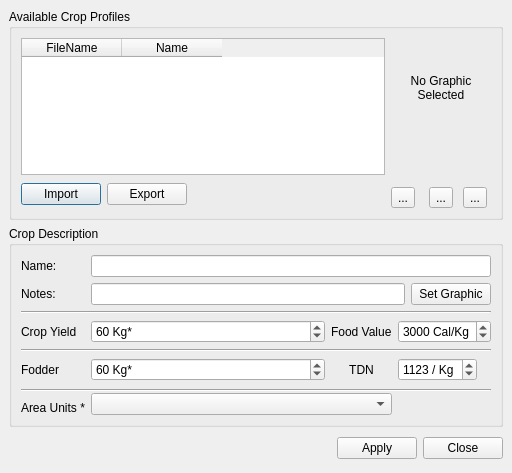
Above: src/ui/lacropmanagerbase.ui from arkygeek/landuseanalyst before the change. Below: the same form after it.
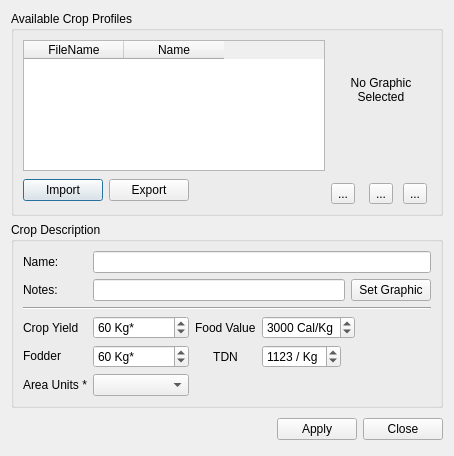
That is the form after the change. Icons and pictures are not drawn.

Commit message: adding a button to animal parameter form to open a utility form to help user convert data from numbers of animals in the assemblage data to a percentage of diet as relating to calories. Cleaned up a couple things in a few forms as well.

Patch:
```diff
--- a/src/ui/lacropmanagerbase.ui
+++ b/src/ui/lacropmanagerbase.ui
@@ -5,8 +5,8 @@
    <rect>
     <x>0</x>
     <y>0</y>
-    <width>512</width>
-    <height>473</height>
+    <width>454</width>
+    <height>456</height>
    </rect>
   </property>
   <property name="windowTitle" >
@@ -16,12 +16,6 @@
    <iconset resource="../resources/resources.qrc" >:/la_icon_small.png</iconset>
   </property>
   <layout class="QGridLayout" >
-   <property name="margin" >
-    <number>9</number>
-   </property>
-   <property name="spacing" >
-    <number>6</number>
-   </property>
    <item row="0" column="0" colspan="3" >
     <widget class="QGroupBox" name="grpProfiles" >
      <property name="title" >
@@ -31,7 +25,19 @@
       <property name="margin" >
        <number>9</number>
       </property>
-      <property name="spacing" >
+      <property name="topMargin" >
+       <number>9</number>
+      </property>
+      <property name="rightMargin" >
+       <number>9</number>
+      </property>
+      <property name="bottomMargin" >
+       <number>9</number>
+      </property>
+      <property name="horizontalSpacing" >
+       <number>6</number>
+      </property>
+      <property name="verticalSpacing" >
        <number>6</number>
       </property>
       <item rowspan="2" row="0" column="3" >
@@ -39,7 +45,19 @@
         <property name="margin" >
          <number>0</number>
         </property>
-        <property name="spacing" >
+        <property name="topMargin" >
+         <number>0</number>
+        </property>
+        <property name="rightMargin" >
+         <number>0</number>
+        </property>
+        <property name="bottomMargin" >
+         <number>0</number>
+        </property>
+        <property name="horizontalSpacing" >
+         <number>6</number>
+        </property>
+        <property name="verticalSpacing" >
          <number>6</number>
         </property>
         <item row="2" column="0" >
@@ -118,9 +136,7 @@
         <item row="0" column="0" colspan="3" >
          <widget class="QLabel" name="lblCropPix" >
           <property name="sizePolicy" >
-           <sizepolicy>
-            <hsizetype>0</hsizetype>
-            <vsizetype>0</vsizetype>
+           <sizepolicy vsizetype="Fixed" hsizetype="Fixed" >
             <horstretch>0</horstretch>
             <verstretch>0</verstretch>
            </sizepolicy>
@@ -151,9 +167,7 @@
       <item row="0" column="0" colspan="3" >
        <widget class="QTableWidget" name="tblCrops" >
         <property name="sizePolicy" >
-         <sizepolicy>
-          <hsizetype>7</hsizetype>
-          <vsizetype>7</vsizetype>
+         <sizepolicy vsizetype="Expanding" hsizetype="Expanding" >
           <horstretch>0</horstretch>
           <verstretch>0</verstretch>
          </sizepolicy>
@@ -240,65 +254,6 @@
      </layout>
     </widget>
    </item>
-   <item row="2" column="1" >
-    <widget class="QPushButton" name="pbnApply" >
-     <property name="toolTip" >
-      <string>&lt;html>&lt;head>&lt;meta name="qrichtext" content="1" />&lt;style type="text/css">
-p, li { white-space: pre-wrap; }
-&lt;/style>&lt;/head>&lt;body style=" font-family:'Sans Serif'; font-size:9pt; font-weight:400; font-style:normal; text-decoration:none;">
-&lt;p style=" margin-top:0px; margin-bottom:0px; margin-left:0px; margin-right:0px; -qt-block-indent:0; text-indent:0px;">Saves all settings&lt;/p>&lt;/body>&lt;/html></string>
-     </property>
-     <property name="whatsThis" >
-      <string>&lt;html>&lt;head>&lt;meta name="qrichtext" content="1" />&lt;style type="text/css">
-p, li { white-space: pre-wrap; }
-&lt;/style>&lt;/head>&lt;body style=" font-family:'Sans Serif'; font-size:9pt; font-weight:400; font-style:normal; text-decoration:none;">
-&lt;p style=" margin-top:0px; margin-bottom:0px; margin-left:0px; margin-right:0px; -qt-block-indent:0; text-indent:0px;">After completing all fields to define a crop, you &lt;span style=" font-weight:600;">MUST&lt;/span> click the Apply button to save it. The name does not have to be unique, as LandUse Analyst has a special way of saving crops to allow for duplicate crop names. It is helpful, however, to utilize the Notes field to distinguish between same-named crop definitions.&lt;/p>&lt;/body>&lt;/html></string>
-     </property>
-     <property name="text" >
-      <string>Apply</string>
-     </property>
-     <property name="checkable" >
-      <bool>false</bool>
-     </property>
-     <property name="flat" >
-      <bool>false</bool>
-     </property>
-    </widget>
-   </item>
-   <item row="2" column="2" >
-    <widget class="QPushButton" name="pbnClose" >
-     <property name="sizePolicy" >
-      <sizepolicy>
-       <hsizetype>1</hsizetype>
-       <vsizetype>0</vsizetype>
-       <horstretch>0</horstretch>
-       <verstretch>0</verstretch>
-      </sizepolicy>
-     </property>
-     <property name="toolTip" >
-      <string>&lt;html>&lt;head>&lt;meta name="qrichtext" content="1" />&lt;style type="text/css">
-p, li { white-space: pre-wrap; }
-&lt;/style>&lt;/head>&lt;body style=" font-family:'Sans Serif'; font-size:9pt; font-weight:400; font-style:normal; text-decoration:none;">
-&lt;p style=" margin-top:0px; margin-bottom:0px; margin-left:0px; margin-right:0px; -qt-block-indent:0; text-indent:0px;">&lt;span style=" font-weight:600; font-style:italic; color:#0000ff;">Have you applied your changes?&lt;/span>&lt;/p>&lt;/body>&lt;/html></string>
-     </property>
-     <property name="text" >
-      <string>Close</string>
-     </property>
-    </widget>
-   </item>
-   <item row="2" column="0" >
-    <spacer>
-     <property name="orientation" >
-      <enum>Qt::Horizontal</enum>
-     </property>
-     <property name="sizeHint" >
-      <size>
-       <width>31</width>
-       <height>31</height>
-      </size>
-     </property>
-    </spacer>
-   </item>
    <item row="1" column="0" colspan="3" >
     <widget class="QGroupBox" name="groupBoxPlantDescription" >
      <property name="whatsThis" >
@@ -312,13 +267,31 @@
       <string>Crop Description</string>
      </property>
      <layout class="QGridLayout" >
-      <property name="margin" >
-       <number>9</number>
-      </property>
-      <property name="spacing" >
-       <number>6</number>
-      </property>
-      <item row="1" column="1" colspan="3" >
+      <item row="0" column="0" >
+       <widget class="QLabel" name="label" >
+        <property name="text" >
+         <string>Name:</string>
+        </property>
+       </widget>
+      </item>
+      <item row="0" column="1" colspan="3" >
+       <widget class="QLineEdit" name="leName" >
+        <property name="whatsThis" >
+         <string>&lt;html>&lt;head>&lt;meta name="qrichtext" content="1" />&lt;style type="text/css">
+p, li { white-space: pre-wrap; }
+&lt;/style>&lt;/head>&lt;body style=" font-family:'Sans Serif'; font-size:9pt; font-weight:400; font-style:normal; text-decoration:none;">
+&lt;p style=" margin-top:0px; margin-bottom:0px; margin-left:0px; margin-right:0px; -qt-block-indent:0; text-indent:0px;">Enter the name of the crop you are defining in this field. You do not need a unique name. You can have, for example, 10 crops defined, all named "Wheat". LandUse Analyst uses a special method of saving the crops to eliminate the issue of duplicate filenames.&lt;/p>&lt;/body>&lt;/html></string>
+        </property>
+       </widget>
+      </item>
+      <item row="1" column="0" >
+       <widget class="QLabel" name="label_4" >
+        <property name="text" >
+         <string>Notes:</string>
+        </property>
+       </widget>
+      </item>
+      <item row="1" column="1" colspan="2" >
        <widget class="QLineEdit" name="leDescription" >
         <property name="whatsThis" >
          <string>&lt;html>&lt;head>&lt;meta name="qrichtext" content="1" />&lt;style type="text/css">
@@ -328,12 +301,10 @@
         </property>
        </widget>
       </item>
-      <item row="1" column="4" >
+      <item row="1" column="3" >
        <widget class="QPushButton" name="pbnCropPic" >
         <property name="sizePolicy" >
-         <sizepolicy>
-          <hsizetype>0</hsizetype>
-          <vsizetype>0</vsizetype>
+         <sizepolicy vsizetype="Fixed" hsizetype="Fixed" >
           <horstretch>0</horstretch>
           <verstretch>0</verstretch>
          </sizepolicy>
@@ -343,12 +314,38 @@
         </property>
        </widget>
       </item>
-      <item row="5" column="0" >
+      <item row="2" column="0" colspan="4" >
+       <widget class="Line" name="line_2" >
+        <property name="orientation" >
+         <enum>Qt::Horizontal</enum>
+        </property>
+       </widget>
+      </item>
+      <item rowspan="2" row="3" column="0" >
+       <layout class="QVBoxLayout" >
+        <item>
+         <widget class="QLabel" name="labelPlantDescription4" >
+          <property name="sizePolicy" >
+           <sizepolicy vsizetype="Preferred" hsizetype="Preferred" >
+            <horstretch>0</horstretch>
+            <verstretch>0</verstretch>
+           </sizepolicy>
+          </property>
+          <property name="text" >
+           <string>Crop Yield</string>
+          </property>
+          <property name="textFormat" >
+           <enum>Qt::AutoText</enum>
+          </property>
+          <property name="wordWrap" >
+           <bool>false</bool>
+          </property>
+         </widget>
+        </item>
+        <item>
        <widget class="QLabel" name="labelPlantDescription6" >
         <property name="sizePolicy" >
-         <sizepolicy>
-          <hsizetype>1</hsizetype>
-          <vsizetype>5</vsizetype>
+           <sizepolicy vsizetype="Preferred" hsizetype="Minimum" >
           <horstretch>0</horstretch>
           <verstretch>0</verstretch>
          </sizepolicy>
@@ -376,12 +373,52 @@
         </property>
        </widget>
       </item>
-      <item row="5" column="1" >
+        <item>
+         <widget class="QLabel" name="label_3" >
+          <property name="text" >
+           <string>Area Units *</string>
+          </property>
+         </widget>
+        </item>
+       </layout>
+      </item>
+      <item rowspan="2" row="3" column="1" >
+       <layout class="QVBoxLayout" >
+        <item>
+         <widget class="QSpinBox" name="spinBoxCropYield" >
+          <property name="sizePolicy" >
+           <sizepolicy vsizetype="Fixed" hsizetype="Expanding" >
+            <horstretch>0</horstretch>
+            <verstretch>0</verstretch>
+           </sizepolicy>
+          </property>
+          <property name="toolTip" >
+           <string>&lt;html>&lt;head>&lt;meta name="qrichtext" content="1" />&lt;style type="text/css">
+p, li { white-space: pre-wrap; }
+&lt;/style>&lt;/head>&lt;body style=" font-family:'Sans Serif'; font-size:9pt; font-weight:400; font-style:normal; text-decoration:none;">
+&lt;p style=" margin-top:0px; margin-bottom:0px; margin-left:0px; margin-right:0px; -qt-block-indent:0; text-indent:0px;">Yield of Crop&lt;/p>&lt;/body>&lt;/html></string>
+          </property>
+          <property name="whatsThis" >
+           <string>&lt;html>&lt;head>&lt;meta name="qrichtext" content="1" />&lt;style type="text/css">
+p, li { white-space: pre-wrap; }
+&lt;/style>&lt;/head>&lt;body style=" font-family:'Sans Serif'; font-size:9pt; font-weight:400; font-style:normal; text-decoration:none;">
+&lt;p style=" margin-top:0px; margin-bottom:0px; margin-left:0px; margin-right:0px; -qt-block-indent:0; text-indent:0px;">Here you must enter what you think the average yield for the crop would have been. This is a measure of Kg produced per the given area of sown land.&lt;/p>&lt;/body>&lt;/html></string>
+          </property>
+          <property name="suffix" >
+           <string> Kg*</string>
+          </property>
+          <property name="maximum" >
+           <number>400</number>
+          </property>
+          <property name="value" >
+           <number>60</number>
+          </property>
+         </widget>
+        </item>
+        <item>
        <widget class="QSpinBox" name="spinBoxCropFodderProduction" >
         <property name="sizePolicy" >
-         <sizepolicy>
-          <hsizetype>7</hsizetype>
-          <vsizetype>0</vsizetype>
+           <sizepolicy vsizetype="Fixed" hsizetype="Expanding" >
           <horstretch>0</horstretch>
           <verstretch>0</verstretch>
          </sizepolicy>
@@ -411,7 +448,88 @@
         </property>
        </widget>
       </item>
-      <item row="5" column="2" >
+        <item>
+         <widget class="QComboBox" name="comboBoxAreaUnits" >
+          <property name="sizePolicy" >
+           <sizepolicy vsizetype="Fixed" hsizetype="Preferred" >
+            <horstretch>0</horstretch>
+            <verstretch>0</verstretch>
+           </sizepolicy>
+          </property>
+          <property name="toolTip" >
+           <string>&lt;html>&lt;head>&lt;meta name="qrichtext" content="1" />&lt;style type="text/css">
+p, li { white-space: pre-wrap; }
+&lt;/style>&lt;/head>&lt;body style=" font-family:'Sans Serif'; font-size:9pt; font-weight:400; font-style:normal; text-decoration:none;">
+&lt;p style=" margin-top:0px; margin-bottom:0px; margin-left:0px; margin-right:0px; -qt-block-indent:0; text-indent:0px;">1 dunum = 1000 square meters&lt;/p>
+&lt;p style=" margin-top:0px; margin-bottom:0px; margin-left:0px; margin-right:0px; -qt-block-indent:0; text-indent:0px;">1 hectare = 10,000 square meters&lt;/p>&lt;/body>&lt;/html></string>
+          </property>
+          <property name="whatsThis" >
+           <string>&lt;html>&lt;head>&lt;meta name="qrichtext" content="1" />&lt;style type="text/css">
+p, li { white-space: pre-wrap; }
+&lt;/style>&lt;/head>&lt;body style=" font-family:'Sans Serif'; font-size:9pt; font-weight:400; font-style:normal; text-decoration:none;">
+&lt;p style=" margin-top:0px; margin-bottom:0px; margin-left:0px; margin-right:0px; -qt-block-indent:0; text-indent:0px;">Select either Dunums or Hectares. This option is merely for convenience, to accomodate data that is available based on the two different units. (Basically I just got sick of having to convert between the two all the time! :P)&lt;/p>&lt;/body>&lt;/html></string>
+          </property>
+         </widget>
+        </item>
+       </layout>
+      </item>
+      <item row="3" column="2" colspan="2" >
+       <layout class="QGridLayout" >
+        <item row="0" column="0" >
+         <widget class="QLabel" name="label_2" >
+          <property name="text" >
+           <string>Food Value</string>
+          </property>
+         </widget>
+        </item>
+        <item row="0" column="1" >
+         <widget class="QSpinBox" name="spinBoxCropCalories" >
+          <property name="sizePolicy" >
+           <sizepolicy vsizetype="Fixed" hsizetype="Fixed" >
+            <horstretch>0</horstretch>
+            <verstretch>0</verstretch>
+           </sizepolicy>
+          </property>
+          <property name="toolTip" >
+           <string>&lt;html>&lt;head>&lt;meta name="qrichtext" content="1" />&lt;style type="text/css">
+p, li { white-space: pre-wrap; }
+&lt;/style>&lt;/head>&lt;body style=" font-family:'Sans Serif'; font-size:9pt; font-weight:400; font-style:normal; text-decoration:none;">
+&lt;p style=" margin-top:0px; margin-bottom:0px; margin-left:0px; margin-right:0px; -qt-block-indent:0; text-indent:0px;">The number of calories in 1 Kg of that part of the crop which is eaten (ie. the grain or fruit). &lt;/p>&lt;/body>&lt;/html></string>
+          </property>
+          <property name="whatsThis" >
+           <string>&lt;html>&lt;head>&lt;meta name="qrichtext" content="1" />&lt;style type="text/css">
+p, li { white-space: pre-wrap; }
+&lt;/style>&lt;/head>&lt;body style=" font-family:'Sans Serif'; font-size:9pt; font-weight:400; font-style:normal; text-decoration:none;">
+&lt;p style="-qt-paragraph-type:empty; margin-top:0px; margin-bottom:0px; margin-left:0px; margin-right:0px; -qt-block-indent:0; text-indent:0px;">&lt;/p>&lt;/body>&lt;/html></string>
+          </property>
+          <property name="suffix" >
+           <string> Cal/Kg</string>
+          </property>
+          <property name="minimum" >
+           <number>1</number>
+          </property>
+          <property name="maximum" >
+           <number>5000</number>
+          </property>
+          <property name="value" >
+           <number>3000</number>
+          </property>
+         </widget>
+        </item>
+        <item row="0" column="2" >
+         <spacer>
+          <property name="orientation" >
+           <enum>Qt::Horizontal</enum>
+          </property>
+          <property name="sizeHint" >
+           <size>
+            <width>71</width>
+            <height>20</height>
+           </size>
+          </property>
+         </spacer>
+        </item>
+        <item row="1" column="0" >
        <widget class="QLabel" name="label_5" >
         <property name="text" >
          <string>TDN</string>
@@ -421,12 +539,10 @@
         </property>
        </widget>
       </item>
-      <item row="5" column="3" colspan="2" >
+        <item row="1" column="1" >
        <widget class="QSpinBox" name="spinBoxCropFodderTDN" >
         <property name="sizePolicy" >
-         <sizepolicy>
-          <hsizetype>0</hsizetype>
-          <vsizetype>0</vsizetype>
+           <sizepolicy vsizetype="Fixed" hsizetype="Fixed" >
           <horstretch>0</horstretch>
           <verstretch>0</verstretch>
          </sizepolicy>
@@ -460,77 +576,52 @@
         </property>
        </widget>
       </item>
-      <item row="3" column="2" >
-       <widget class="QLabel" name="label_2" >
-        <property name="text" >
-         <string>Food Value</string>
-        </property>
-       </widget>
-      </item>
-      <item row="3" column="1" >
-       <widget class="QSpinBox" name="spinBoxCropYield" >
-        <property name="sizePolicy" >
-         <sizepolicy>
-          <hsizetype>7</hsizetype>
-          <vsizetype>0</vsizetype>
-          <horstretch>0</horstretch>
-          <verstretch>0</verstretch>
-         </sizepolicy>
+        <item row="1" column="2" >
+         <spacer>
+          <property name="orientation" >
+           <enum>Qt::Horizontal</enum>
+          </property>
+          <property name="sizeHint" >
+           <size>
+            <width>71</width>
+            <height>20</height>
+           </size>
+          </property>
+         </spacer>
+        </item>
+       </layout>
+      </item>
+      <item row="4" column="2" colspan="2" >
+       <spacer>
+        <property name="orientation" >
+         <enum>Qt::Horizontal</enum>
         </property>
-        <property name="toolTip" >
-         <string>&lt;html>&lt;head>&lt;meta name="qrichtext" content="1" />&lt;style type="text/css">
-p, li { white-space: pre-wrap; }
-&lt;/style>&lt;/head>&lt;body style=" font-family:'Sans Serif'; font-size:9pt; font-weight:400; font-style:normal; text-decoration:none;">
-&lt;p style=" margin-top:0px; margin-bottom:0px; margin-left:0px; margin-right:0px; -qt-block-indent:0; text-indent:0px;">Yield of Crop&lt;/p>&lt;/body>&lt;/html></string>
+        <property name="sizeHint" >
+         <size>
+          <width>241</width>
+          <height>20</height>
+         </size>
         </property>
-        <property name="whatsThis" >
-         <string>&lt;html>&lt;head>&lt;meta name="qrichtext" content="1" />&lt;style type="text/css">
-p, li { white-space: pre-wrap; }
-&lt;/style>&lt;/head>&lt;body style=" font-family:'Sans Serif'; font-size:9pt; font-weight:400; font-style:normal; text-decoration:none;">
-&lt;p style=" margin-top:0px; margin-bottom:0px; margin-left:0px; margin-right:0px; -qt-block-indent:0; text-indent:0px;">Here you must enter what you think the average yield for the crop would have been. This is a measure of Kg produced per the given area of sown land.&lt;/p>&lt;/body>&lt;/html></string>
-        </property>
-        <property name="suffix" >
-         <string> Kg*</string>
-        </property>
-        <property name="maximum" >
-         <number>400</number>
-        </property>
-        <property name="value" >
-         <number>60</number>
-        </property>
-       </widget>
-      </item>
-      <item row="3" column="0" >
-       <widget class="QLabel" name="labelPlantDescription4" >
-        <property name="sizePolicy" >
-         <sizepolicy>
-          <hsizetype>5</hsizetype>
-          <vsizetype>5</vsizetype>
-          <horstretch>0</horstretch>
-          <verstretch>0</verstretch>
-         </sizepolicy>
-        </property>
-        <property name="text" >
-         <string>Crop Yield</string>
-        </property>
-        <property name="textFormat" >
-         <enum>Qt::AutoText</enum>
-        </property>
-        <property name="wordWrap" >
-         <bool>false</bool>
-        </property>
-       </widget>
-      </item>
-      <item row="3" column="3" colspan="2" >
-       <widget class="QSpinBox" name="spinBoxCropCalories" >
-        <property name="sizePolicy" >
-         <sizepolicy>
-          <hsizetype>0</hsizetype>
-          <vsizetype>0</vsizetype>
-          <horstretch>0</horstretch>
-          <verstretch>0</verstretch>
-         </sizepolicy>
-        </property>
+       </spacer>
+      </item>
+     </layout>
+    </widget>
+   </item>
+   <item row="2" column="0" >
+    <spacer>
+     <property name="orientation" >
+      <enum>Qt::Horizontal</enum>
+     </property>
+     <property name="sizeHint" >
+      <size>
+       <width>31</width>
+       <height>31</height>
+      </size>
+     </property>
+    </spacer>
+   </item>
+   <item row="2" column="1" >
+    <widget class="QPushButton" name="pbnApply" >
         <property name="toolTip" >
          <string>&lt;html>&lt;head>&lt;meta name="qrichtext" content="1" />&lt;style type="text/css">
 p, li { white-space: pre-wrap; }
@@ -541,80 +632,23 @@
          <string>&lt;html>&lt;head>&lt;meta name="qrichtext" content="1" />&lt;style type="text/css">
 p, li { white-space: pre-wrap; }
 &lt;/style>&lt;/head>&lt;body style=" font-family:'Sans Serif'; font-size:9pt; font-weight:400; font-style:normal; text-decoration:none;">
-&lt;p style="-qt-paragraph-type:empty; margin-top:0px; margin-bottom:0px; margin-left:0px; margin-right:0px; -qt-block-indent:0; text-indent:0px;">&lt;/p>&lt;/body>&lt;/html></string>
-        </property>
-        <property name="suffix" >
-         <string> Cal/Kg</string>
-        </property>
-        <property name="maximum" >
-         <number>5000</number>
-        </property>
-        <property name="minimum" >
-         <number>1</number>
-        </property>
-        <property name="value" >
-         <number>3000</number>
-        </property>
-       </widget>
-      </item>
-      <item row="0" column="1" colspan="4" >
-       <widget class="QLineEdit" name="leName" >
-        <property name="whatsThis" >
-         <string>&lt;html>&lt;head>&lt;meta name="qrichtext" content="1" />&lt;style type="text/css">
-p, li { white-space: pre-wrap; }
-&lt;/style>&lt;/head>&lt;body style=" font-family:'Sans Serif'; font-size:9pt; font-weight:400; font-style:normal; text-decoration:none;">
-&lt;p style=" margin-top:0px; margin-bottom:0px; margin-left:0px; margin-right:0px; -qt-block-indent:0; text-indent:0px;">Enter the name of the crop you are defining in this field. You do not need a unique name. You can have, for example, 10 crops defined, all named "Wheat". LandUse Analyst uses a special method of saving the crops to eliminate the issue of duplicate filenames.&lt;/p>&lt;/body>&lt;/html></string>
-        </property>
-       </widget>
-      </item>
-      <item row="1" column="0" >
-       <widget class="QLabel" name="label_4" >
+&lt;p style=" margin-top:0px; margin-bottom:0px; margin-left:0px; margin-right:0px; -qt-block-indent:0; text-indent:0px;">After completing all fields to define a crop, you &lt;span style=" font-weight:600;">MUST&lt;/span> click the Apply button to save it. The name does not have to be unique, as LandUse Analyst has a special way of saving crops to allow for duplicate crop names. It is helpful, however, to utilize the Notes field to distinguish between same-named crop definitions.&lt;/p>&lt;/body>&lt;/html></string>
+     </property>
         <property name="text" >
-         <string>Notes:</string>
-        </property>
-       </widget>
-      </item>
-      <item row="0" column="0" >
-       <widget class="QLabel" name="label" >
-        <property name="text" >
-         <string>Name:</string>
-        </property>
-       </widget>
-      </item>
-      <item row="8" column="0" >
-       <widget class="QLabel" name="label_3" >
-        <property name="text" >
-         <string>Area Units *</string>
+      <string>Apply</string>
+     </property>
+     <property name="checkable" >
+      <bool>false</bool>
+     </property>
+     <property name="flat" >
+      <bool>false</bool>
         </property>
        </widget>
       </item>
-      <item row="4" column="0" colspan="5" >
-       <widget class="Line" name="line" >
-        <property name="orientation" >
-         <enum>Qt::Horizontal</enum>
-        </property>
-       </widget>
-      </item>
-      <item row="2" column="0" colspan="5" >
-       <widget class="Line" name="line_2" >
-        <property name="orientation" >
-         <enum>Qt::Horizontal</enum>
-        </property>
-       </widget>
-      </item>
-      <item rowspan="2" row="6" column="0" colspan="5" >
-       <widget class="Line" name="line_3" >
-        <property name="orientation" >
-         <enum>Qt::Horizontal</enum>
-        </property>
-       </widget>
-      </item>
-      <item rowspan="2" row="7" column="1" colspan="2" >
-       <widget class="QComboBox" name="comboBoxAreaUnits" >
+   <item row="2" column="2" >
+    <widget class="QPushButton" name="pbnClose" >
         <property name="sizePolicy" >
-         <sizepolicy>
-          <hsizetype>5</hsizetype>
-          <vsizetype>0</vsizetype>
+      <sizepolicy vsizetype="Fixed" hsizetype="Minimum" >
           <horstretch>0</horstretch>
           <verstretch>0</verstretch>
          </sizepolicy>
@@ -623,31 +657,11 @@
          <string>&lt;html>&lt;head>&lt;meta name="qrichtext" content="1" />&lt;style type="text/css">
 p, li { white-space: pre-wrap; }
 &lt;/style>&lt;/head>&lt;body style=" font-family:'Sans Serif'; font-size:9pt; font-weight:400; font-style:normal; text-decoration:none;">
-&lt;p style=" margin-top:0px; margin-bottom:0px; margin-left:0px; margin-right:0px; -qt-block-indent:0; text-indent:0px;">1 dunum = 1000 square meters&lt;/p>
-&lt;p style=" margin-top:0px; margin-bottom:0px; margin-left:0px; margin-right:0px; -qt-block-indent:0; text-indent:0px;">1 hectare = 10,000 square meters&lt;/p>&lt;/body>&lt;/html></string>
-        </property>
-        <property name="whatsThis" >
-         <string>&lt;html>&lt;head>&lt;meta name="qrichtext" content="1" />&lt;style type="text/css">
-p, li { white-space: pre-wrap; }
-&lt;/style>&lt;/head>&lt;body style=" font-family:'Sans Serif'; font-size:9pt; font-weight:400; font-style:normal; text-decoration:none;">
-&lt;p style=" margin-top:0px; margin-bottom:0px; margin-left:0px; margin-right:0px; -qt-block-indent:0; text-indent:0px;">Select either Dunums or Hectares. This option is merely for convenience, to accomodate data that is available based on the two different units. (Basically I just got sick of having to convert between the two all the time! :P)&lt;/p>&lt;/body>&lt;/html></string>
-        </property>
-       </widget>
-      </item>
-      <item rowspan="2" row="7" column="3" colspan="2" >
-       <spacer>
-        <property name="orientation" >
-         <enum>Qt::Horizontal</enum>
-        </property>
-        <property name="sizeHint" >
-         <size>
-          <width>40</width>
-          <height>20</height>
-         </size>
-        </property>
-       </spacer>
-      </item>
-     </layout>
+&lt;p style=" margin-top:0px; margin-bottom:0px; margin-left:0px; margin-right:0px; -qt-block-indent:0; text-indent:0px;">&lt;span style=" font-weight:600; font-style:italic; color:#0000ff;">Have you applied your changes?&lt;/span>&lt;/p>&lt;/body>&lt;/html></string>
+     </property>
+     <property name="text" >
+      <string>Close</string>
+     </property>
     </widget>
    </item>
   </layout>
```
Left out of the diff: 12 changed lines with no effect on the pictures. Lines whose indentation alone changed are shown as unchanged. The commit also changes 9 other files.
